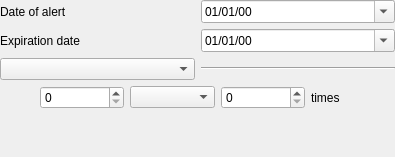
The window that plugins/alertplugin/alertitemtimingeditorwidget.ui (FreeHealth/freehealth) describes before a commit, drawn with Qt 5.
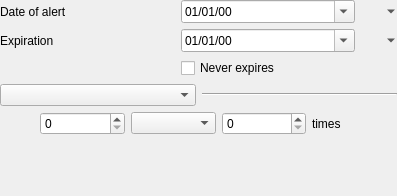
The same window after the commit. Custom widgets are drawn as their Qt base class.

Diff of the .ui file:
```diff
--- a/plugins/alertplugin/alertitemtimingeditorwidget.ui
+++ b/plugins/alertplugin/alertitemtimingeditorwidget.ui
@@ -6,8 +6,8 @@
    <rect>
     <x>0</x>
     <y>0</y>
-    <width>395</width>
-    <height>157</height>
+    <width>397</width>
+    <height>196</height>
    </rect>
   </property>
   <property name="windowTitle">
@@ -22,36 +22,16 @@
      <property name="text">
       <string>Date of alert</string>
      </property>
-     <property name="alignment">
-      <set>Qt::AlignLeading|Qt::AlignLeft|Qt::AlignVCenter</set>
-     </property>
-    </widget>
-   </item>
-   <item row="2" column="0">
-    <widget class="QLabel" name="endLabel">
-     <property name="text">
-      <string>Expiration date</string>
-     </property>
-     <property name="alignment">
-      <set>Qt::AlignLeading|Qt::AlignLeft|Qt::AlignVCenter</set>
-     </property>
-    </widget>
-   </item>
-   <item row="2" column="1">
-    <widget class="QDateEdit" name="endDate">
-     <property name="accelerated">
-      <bool>true</bool>
-     </property>
-     <property name="displayFormat">
-      <string notr="true">dd/MM/yy</string>
-     </property>
-     <property name="calendarPopup">
-      <bool>true</bool>
-     </property>
     </widget>
    </item>
    <item row="0" column="1">
     <widget class="QDateEdit" name="startDate">
+     <property name="sizePolicy">
+      <sizepolicy hsizetype="Preferred" vsizetype="Fixed">
+       <horstretch>0</horstretch>
+       <verstretch>0</verstretch>
+      </sizepolicy>
+     </property>
      <property name="accelerated">
       <bool>true</bool>
      </property>
@@ -63,20 +43,72 @@
      </property>
     </widget>
    </item>
-   <item row="5" column="0">
-    <spacer name="verticalSpacer">
-     <property name="orientation">
-      <enum>Qt::Vertical</enum>
+   <item row="0" column="2">
+    <widget class="Utils::PeriodSelectorToolButton" name="startPeriodSelector">
+     <property name="text">
+      <string/>
      </property>
-     <property name="sizeHint" stdset="0">
-      <size>
-       <width>20</width>
-       <height>40</height>
-      </size>
+     <property name="popupMode">
+      <enum>QToolButton::MenuButtonPopup</enum>
      </property>
-    </spacer>
+     <property name="autoRaise">
+      <bool>true</bool>
+     </property>
+     <property name="arrowType">
+      <enum>Qt::NoArrow</enum>
+     </property>
+    </widget>
    </item>
-   <item row="3" column="0" colspan="2">
+   <item row="1" column="0">
+    <widget class="QLabel" name="label_2">
+     <property name="text">
+      <string>Expiration</string>
+     </property>
+    </widget>
+   </item>
+   <item row="1" column="1">
+    <widget class="QDateEdit" name="endDate">
+     <property name="sizePolicy">
+      <sizepolicy hsizetype="Preferred" vsizetype="Fixed">
+       <horstretch>0</horstretch>
+       <verstretch>0</verstretch>
+      </sizepolicy>
+     </property>
+     <property name="accelerated">
+      <bool>true</bool>
+     </property>
+     <property name="displayFormat">
+      <string notr="true">dd/MM/yy</string>
+     </property>
+     <property name="calendarPopup">
+      <bool>true</bool>
+     </property>
+    </widget>
+   </item>
+   <item row="1" column="2">
+    <widget class="Utils::PeriodSelectorToolButton" name="endPeriodSelector">
+     <property name="text">
+      <string/>
+     </property>
+     <property name="popupMode">
+      <enum>QToolButton::MenuButtonPopup</enum>
+     </property>
+     <property name="autoRaise">
+      <bool>true</bool>
+     </property>
+     <property name="arrowType">
+      <enum>Qt::NoArrow</enum>
+     </property>
+    </widget>
+   </item>
+   <item row="2" column="1">
+    <widget class="QCheckBox" name="neverExpires">
+     <property name="text">
+      <string>Never expires</string>
+     </property>
+    </widget>
+   </item>
+   <item row="3" column="0" colspan="3">
     <layout class="QHBoxLayout" name="horizontalLayout_3">
      <item>
       <widget class="QComboBox" name="cycleCombo"/>
@@ -90,7 +122,7 @@
      </item>
     </layout>
    </item>
-   <item row="4" column="0" colspan="2">
+   <item row="4" column="0" colspan="3">
     <layout class="QHBoxLayout" name="horizontalLayout">
      <item>
       <spacer name="horizontalSpacer">
@@ -130,8 +162,28 @@
      </item>
     </layout>
    </item>
+   <item row="5" column="1">
+    <spacer name="verticalSpacer">
+     <property name="orientation">
+      <enum>Qt::Vertical</enum>
+     </property>
+     <property name="sizeHint" stdset="0">
+      <size>
+       <width>20</width>
+       <height>40</height>
+      </size>
+     </property>
+    </spacer>
+   </item>
   </layout>
  </widget>
+ <customwidgets>
+  <customwidget>
+   <class>Utils::PeriodSelectorToolButton</class>
+   <extends>QToolButton</extends>
+   <header location="global">utils/widgets/periodselectortoolbutton.h</header>
+  </customwidget>
+ </customwidgets>
  <resources/>
  <connections/>
 </ui>
```
Left out of the diff: 37 changed lines with no effect on the pictures.
